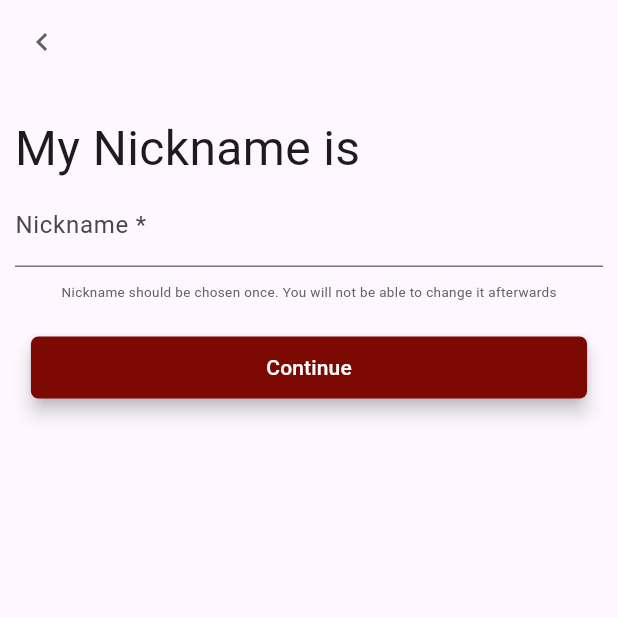
After one commit to Regis-Ntwari/blisso_mobile, a Flutter app: the ProfileScreen screen opened directly, on a phone screen of 412 x 824 dp, the top half of it. The commit adds this screen. Run offline on Flutter 3.47's test engine with Material 3 defaults, Android fonts, the phone set to English and light mode, and no system bars; our stand-ins replace flutter_riverpod, local_auth, routemaster, shared_preferences; missing offline and left inert: local_auth_android, local_auth_darwin; accounts and stored records are empty; network calls fail.

Commit message:
add profile selection

```diff
--- a/lib/components/biometric_button_component.dart
+++ b/lib/components/biometric_button_component.dart
@@ -1,3 +1,4 @@
+import 'package:blisso_mobile/utils/global_colors.dart';
 import 'package:flutter/material.dart';
 
 class BiometricButtonComponent extends StatelessWidget {
@@ -10,6 +11,7 @@ class BiometricButtonComponent extends StatelessWidget {
     double width = MediaQuery.sizeOf(context).width;
     return ElevatedButton(
         style: ElevatedButton.styleFrom(
+            elevation: 5,
             shape:
                 RoundedRectangleBorder(borderRadius: BorderRadius.circular(5)),
             padding:
@@ -17,7 +19,7 @@ class BiometricButtonComponent extends StatelessWidget {
             shadowColor: Colors.black,
             fixedSize: Size(width * 0.90, height * 0.05),
             backgroundColor: Colors.white,
-            foregroundColor: Colors.red),
+            foregroundColor: GlobalColors.primaryColor),
         onPressed: onTap,
         child: const Row(
           mainAxisAlignment: MainAxisAlignment.center,
@@ -25,7 +27,7 @@ class BiometricButtonComponent extends StatelessWidget {
             Icon(Icons.fingerprint),
             Text(
               'Login using Biometrics',
-              style: TextStyle(color: Colors.red),
+              style: TextStyle(color: GlobalColors.primaryColor),
             ),
           ],
         ));
--- a/lib/components/button_component.dart
+++ b/lib/components/button_component.dart
@@ -18,6 +18,7 @@ class ButtonComponent extends StatelessWidget {
     double width = MediaQuery.sizeOf(context).width;
     return ElevatedButton(
         style: ElevatedButton.styleFrom(
+            elevation: 5,
             shape:
                 RoundedRectangleBorder(borderRadius: BorderRadius.circular(5)),
             padding:
--- a/lib/main.dart
+++ b/lib/main.dart
@@ -4,7 +4,7 @@ import 'package:blisso_mobile/screens/auth/password_screen.dart';
 import 'package:blisso_mobile/screens/home/homepage_screen.dart';
 import 'package:blisso_mobile/screens/profile/matchingSelection_screen.dart';
 import 'package:blisso_mobile/screens/auth/register_screen.dart';
-import 'package:blisso_mobile/screens/profile/nickname_screen.dart';
+import 'package:blisso_mobile/screens/profile/profile_screen.dart';
 import 'package:blisso_mobile/screens/splash/splash_screen.dart';
 import 'package:blisso_mobile/screens/welcome/welcome_screen.dart';
 import 'package:flutter/material.dart';
@@ -23,7 +23,7 @@ void main() {
     '/password': (_) => const MaterialPage(child: PasswordScreen()),
     '/home': (_) => const MaterialPage(child: HomeScreen()),
     '/homepage': (_) => const MaterialPage(child: HomepageScreen()),
-    '/profile/nickname': (_) => const MaterialPage(child: NicknameScreen())
+    '/profile/': (_) => const MaterialPage(child: ProfileScreen())
   });
 
   runApp(ProviderScope(
--- a/lib/screens/auth/password_screen.dart
+++ b/lib/screens/auth/password_screen.dart
@@ -1,5 +1,3 @@
-import 'dart:io';
-
 import 'package:blisso_mobile/components/button_component.dart';
 import 'package:blisso_mobile/components/loading_component.dart';
 import 'package:blisso_mobile/components/snackbar_component.dart';
@@ -9,7 +7,6 @@ import 'package:blisso_mobile/services/shared_preferences_service.dart';
 import 'package:flutter/material.dart';
 import 'package:flutter_riverpod/flutter_riverpod.dart';
 import 'package:routemaster/routemaster.dart';
-import 'package:telephony/telephony.dart';
 
 class PasswordScreen extends ConsumerStatefulWidget {
   const PasswordScreen({super.key});
@@ -19,8 +16,6 @@ class PasswordScreen extends ConsumerStatefulWidget {
 }
 
 class _PasswordScreenState extends ConsumerState<PasswordScreen> {
-  final Telephony telephony = Telephony.instance;
-
   final _passwordController = TextEditingController();
 
   String? username;
--- a/lib/screens/auth/register_screen.dart
+++ b/lib/screens/auth/register_screen.dart
@@ -32,7 +32,8 @@ class _RegisterScreenState extends ConsumerState<RegisterScreen> {
     TextScaler textScaler = MediaQuery.textScalerOf(context);
     return SafeArea(
       child: Scaffold(
-        body: userState.isLoading
+          body: SingleChildScrollView(
+        child: userState.isLoading
             ? const LoadingScreen()
             : Column(
                 crossAxisAlignment: CrossAxisAlignment.center,
@@ -148,7 +149,7 @@ class _RegisterScreenState extends ConsumerState<RegisterScreen> {
                   ),
                 ],
               ),
-      ),
+      )),
     );
   }
 }
--- /dev/null
+++ b/lib/screens/profile/nickname_component.dart
@@ -0,0 +1,78 @@
+import 'package:blisso_mobile/components/button_component.dart';
+import 'package:blisso_mobile/utils/global_colors.dart';
+import 'package:flutter/material.dart';
+
+class NicknameComponent extends StatelessWidget {
+  final GlobalKey<FormState> formKey;
+  final VoidCallback onContinue;
+
+  const NicknameComponent(
+      {super.key, required this.formKey, required this.onContinue});
+
+  @override
+  Widget build(BuildContext context) {
+    TextScaler scaler = MediaQuery.textScalerOf(context);
+    return Wrap(
+      children: [
+        Padding(
+          padding: const EdgeInsets.only(top: 20, left: 10, right: 10),
+          child: Text(
+            'My Nickname is',
+            textAlign: TextAlign.center,
+            style: TextStyle(
+              fontSize: scaler.scale(32),
+            ),
+          ),
+        ),
+        SizedBox(
+          child: Column(
+            children: [
+              Padding(
+                  padding: const EdgeInsets.symmetric(horizontal: 10.0),
+                  child: Form(
+                    key: formKey,
+                    child: TextFormField(
+                      decoration: const InputDecoration(
+                          labelText: 'Nickname *',
+                          hintText: 'Enter your Nickname'),
+                      validator: (value) {
+                        if (value == null) {
+                          return 'Your nickname should be present';
+                        }
+                        if (value.trim().length < 3) {
+                          return 'Your nickname requires a minimum of 3 characters';
+                        }
+                        return null;
+                      },
+                    ),
+                  )),
+              Padding(
+                padding: const EdgeInsets.only(
+                  top: 10,
+                ),
+                child: Text(
+                  'Nickname should be chosen once. You will not be able to change it afterwards',
+                  style: TextStyle(
+                      fontSize: scaler.scale(9),
+                      color: GlobalColors.secondaryColor),
+                ),
+              ),
+              Padding(
+                padding: const EdgeInsets.only(top: 20),
+                child: ButtonComponent(
+                    text: 'Continue',
+                    backgroundColor: GlobalColors.primaryColor,
+                    foregroundColor: GlobalColors.whiteColor,
+                    onTap: () {
+                      if (formKey.currentState!.validate()) {
+                        onContinue();
+                      }
+                    }),
+              )
+            ],
+          ),
+        ),
+      ],
+    );
+  }
+}
--- /dev/null
+++ b/lib/screens/profile/profile_screen.dart
@@ -0,0 +1,119 @@
+import 'package:blisso_mobile/screens/profile/dob_component.dart';
+import 'package:blisso_mobile/screens/profile/gender_component.dart';
+import 'package:blisso_mobile/screens/profile/nickname_component.dart';
+import 'package:blisso_mobile/screens/profile/sexual_orientation_component.dart';
+import 'package:blisso_mobile/utils/global_colors.dart';
+import 'package:flutter/material.dart';
+import 'package:routemaster/routemaster.dart';
+
+class ProfileScreen extends StatefulWidget {
+  const ProfileScreen({super.key});
+
+  @override
+  State<ProfileScreen> createState() => _ProfileScreenState();
+}
+
+class _ProfileScreenState extends State<ProfileScreen> {
+  final _nicknameFormKey = GlobalKey<FormState>();
+  final _dayController = TextEditingController();
+  final _monthController = TextEditingController();
+  final _yearController = TextEditingController();
+  final _formKey = GlobalKey<FormState>();
+
+  String chosenGender = '';
+  String chosenSex = '';
+
+  final FocusNode _dayFocusNode = FocusNode();
+  final FocusNode _monthFocusNode = FocusNode();
+  final FocusNode _yearFocusNode = FocusNode();
+
+  late Map<int, Widget> profile;
+
+  int _index = 1;
+
+  final List<String> genders = ['MALE', 'FEMALE', 'NON BINARY'];
+  final List<String> sexes = ['MALE', 'FEMALE', 'GAY'];
+
+  @override
+  void initState() {
+    super.initState();
+  }
+
+  @override
+  void dispose() {
+    super.dispose();
+    _dayController.dispose();
+    _monthController.dispose();
+    _yearController.dispose();
+    _dayFocusNode.dispose();
+    _monthFocusNode.dispose();
+    _yearFocusNode.dispose();
+    super.dispose();
+  }
+
+  @override
+  Widget build(BuildContext context) {
+    return SafeArea(
+        child: Scaffold(
+            appBar: AppBar(
+              backgroundColor: Colors.transparent,
+              leading: IconButton(
+                  onPressed: () {
+                    Routemaster.of(context).pop();
+                  },
+                  icon: Icon(
+                    Icons.keyboard_arrow_left,
+                    color: GlobalColors.secondaryColor,
+                  )),
+            ),
+            body: Column(
+              mainAxisAlignment: MainAxisAlignment.spaceBetween,
+              children: [
+                if (_index == 1)
+                  NicknameComponent(
+                    formKey: _nicknameFormKey,
+                    onContinue: () => setState(() {
+                      _index = _index + 1;
+                    }),
+                  )
+                else if (_index == 2)
+                  DobComponent(
+                    dayController: _dayController,
+                    dayFocusNode: _dayFocusNode,
+                    monthController: _monthController,
+                    monthFocusNode: _monthFocusNode,
+                    yearController: _yearController,
+                    yearFocusNode: _yearFocusNode,
+                    formKey: _formKey,
+                    onTap: () => setState(() {
+                      _index = _index + 1;
+                    }),
+                  )
+                else if (_index == 3)
+                  GenderComponent(
+                      key: ValueKey(chosenGender),
+                      genders: genders,
+                      chosenGender: chosenGender,
+                      changeGender: (gender) {
+                        setState(() {
+                          chosenGender = gender;
+                        });
+                      },
+                      onContinue: () {
+                        setState(() {
+                          _index = _index + 1;
+                        });
+                      })
+                else if (_index == 4)
+                  SexualOrientationComponent(
+                      sexes: sexes,
+                      chosenSex: chosenSex,
+                      changeSex: (sex) {
+                        setState(() {
+                          chosenSex = sex;
+                        });
+                      })
+              ],
+            )));
+  }
+}
--- /dev/null
+++ b/lib/utils/global_fonts.dart
@@ -0,0 +1 @@
+class GlobalFonts {}
--- a/pubspec.yaml
+++ b/pubspec.yaml
@@ -36,7 +36,6 @@ dependencies:
   # Use with the CupertinoIcons class for iOS style icons.
   cupertino_icons: ^1.0.8
   routemaster: ^1.0.1
-  telephony: ^0.2.0
   http: ^1.2.2
   local_auth: ^2.3.0
   shared_preferences: ^2.3.2
```
Also changed, not shown: lib/components/pill_button_component.dart (added, +33 -0 lines), lib/screens/auth/home_screen.dart (+5 -4 lines), lib/screens/profile/dob_component.dart (added, +170 -0 lines), lib/screens/profile/gender_component.dart (added, +61 -0 lines), lib/screens/profile/nickname_screen.dart (deleted, +0 -85 lines), lib/screens/profile/sexual_orientation_component.dart (added, +62 -0 lines), pubspec.lock, 2 other files.
